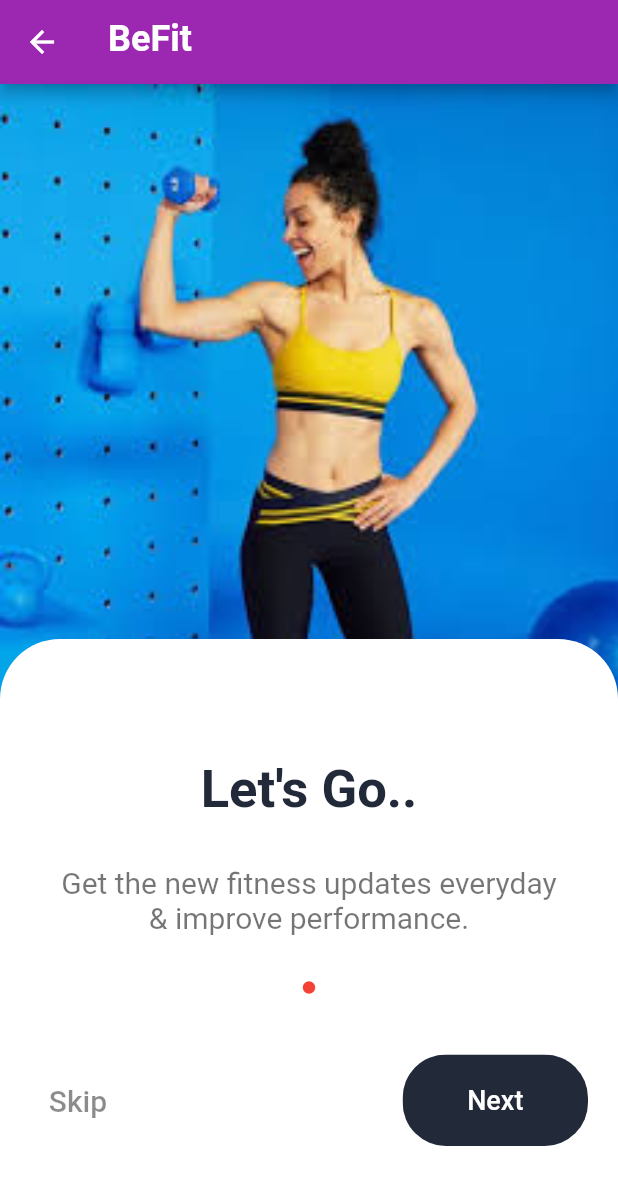
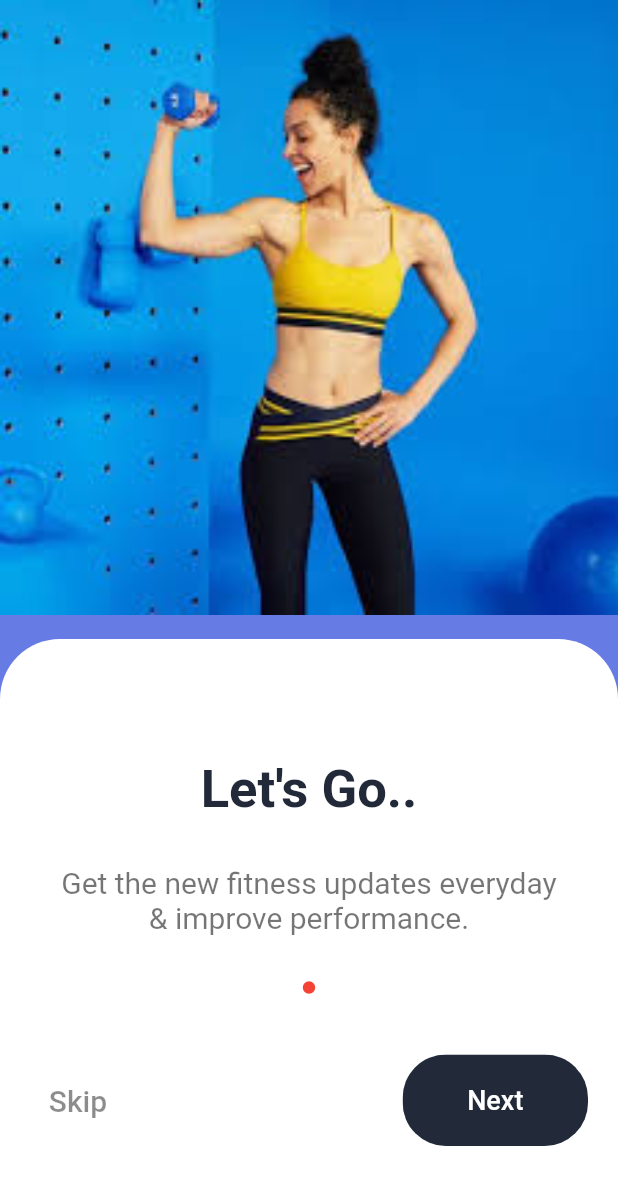
Before and after one commit to od41/flutter_g8, a Flutter app: the LetsGoPage screen opened directly, on a phone screen of 412 x 824 dp. Shown: the top 1185 px of the screen. Run offline on Flutter 3.47's test engine with Material 2 defaults, Android fonts, the phone set to English and light mode, and no system bars.

Commit message:
removed debug banner

```diff
--- a/lib/my_app.dart
+++ b/lib/my_app.dart
@@ -8,8 +8,7 @@ class MyApp extends StatelessWidget {
   @override
   Widget build(BuildContext context) {
     return MaterialApp(
-      debugShowCheckedModeBanner: false,
-      // title: 'BeFit',
+      title: 'BeFit',
       theme: ThemeData(
           // primarySwatch: Colors.green,
           ),
--- a/lib/screens/lets_go_page.dart
+++ b/lib/screens/lets_go_page.dart
@@ -8,18 +8,18 @@ class LetsGoPage extends StatelessWidget {
   @override
   Widget build(BuildContext context) {
     return Scaffold(
-      appBar: AppBar(
-        title: const Text(
-          "BeFit",
-          style: TextStyle(
-            fontWeight: FontWeight.bold,
-            fontSize: 24,
-            color: Colors.white,
-            height: 0.9,
-          ),
-        ),
-        backgroundColor: Colors.purple,
-      ),
+      // appBar: AppBar(
+      //   title: const Text(
+      //     "BeFit",
+      //     style: TextStyle(
+      //       fontWeight: FontWeight.bold,
+      //       fontSize: 24,
+      //       color: Colors.white,
+      //       height: 0.9,
+      //     ),
+      //   ),
+      //   backgroundColor: Colors.purple,
+      // ),
       body: Background(
           child: Column(
         mainAxisAlignment: MainAxisAlignment.end,
```
